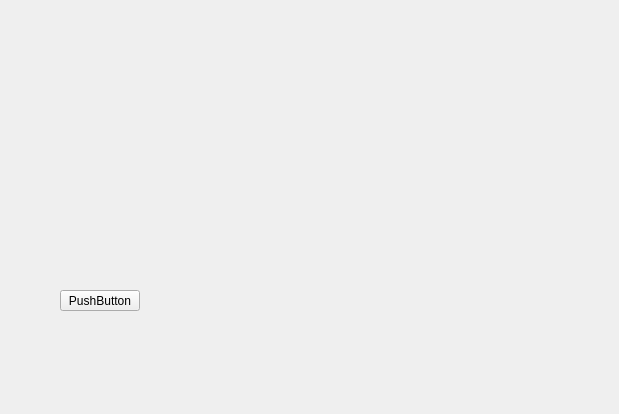
The window that src/libDownload/include/downloadmessagewindow.ui (pinsoftstudio/SecondDownloader) describes before a commit, drawn with Qt 5.
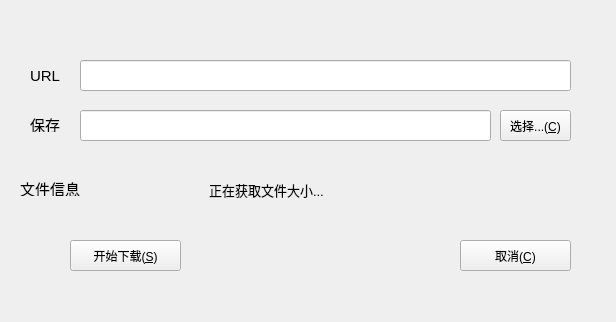
The same window after the commit.

Commit message:
添加了检测文件信息对话框
可以获取文件大小、图标，设置下载文件的保存位置。

```diff
--- a/src/libDownload/include/downloadmessagewindow.ui
+++ b/src/libDownload/include/downloadmessagewindow.ui
@@ -6,8 +6,8 @@
    <rect>
     <x>0</x>
     <y>0</y>
-    <width>619</width>
-    <height>414</height>
+    <width>616</width>
+    <height>322</height>
    </rect>
   </property>
   <property name="windowTitle">
@@ -16,14 +16,156 @@
   <widget class="QPushButton" name="btnStart">
    <property name="geometry">
     <rect>
-     <x>60</x>
-     <y>290</y>
-     <width>80</width>
-     <height>21</height>
+     <x>70</x>
+     <y>240</y>
+     <width>111</width>
+     <height>31</height>
     </rect>
    </property>
    <property name="text">
-    <string>PushButton</string>
+    <string>开始下载(&amp;S)</string>
+   </property>
+  </widget>
+  <widget class="QPushButton" name="btnCancel">
+   <property name="geometry">
+    <rect>
+     <x>460</x>
+     <y>240</y>
+     <width>111</width>
+     <height>31</height>
+    </rect>
+   </property>
+   <property name="text">
+    <string>取消(&amp;C)</string>
+   </property>
+  </widget>
+  <widget class="QLineEdit" name="lineurl">
+   <property name="geometry">
+    <rect>
+     <x>80</x>
+     <y>60</y>
+     <width>491</width>
+     <height>31</height>
+    </rect>
+   </property>
+   <property name="font">
+    <font>
+     <pointsize>11</pointsize>
+    </font>
+   </property>
+   <property name="text">
+    <string/>
+   </property>
+  </widget>
+  <widget class="QLineEdit" name="linelocation">
+   <property name="geometry">
+    <rect>
+     <x>80</x>
+     <y>110</y>
+     <width>411</width>
+     <height>31</height>
+    </rect>
+   </property>
+  </widget>
+  <widget class="QPushButton" name="btnChoose">
+   <property name="geometry">
+    <rect>
+     <x>500</x>
+     <y>110</y>
+     <width>71</width>
+     <height>31</height>
+    </rect>
+   </property>
+   <property name="text">
+    <string>选择...(&amp;C)</string>
+   </property>
+  </widget>
+  <widget class="QLabel" name="label">
+   <property name="geometry">
+    <rect>
+     <x>30</x>
+     <y>68</y>
+     <width>31</width>
+     <height>16</height>
+    </rect>
+   </property>
+   <property name="font">
+    <font>
+     <pointsize>11</pointsize>
+    </font>
+   </property>
+   <property name="text">
+    <string>URL</string>
+   </property>
+  </widget>
+  <widget class="QLabel" name="label_2">
+   <property name="geometry">
+    <rect>
+     <x>30</x>
+     <y>116</y>
+     <width>31</width>
+     <height>16</height>
+    </rect>
+   </property>
+   <property name="font">
+    <font>
+     <pointsize>11</pointsize>
+    </font>
+   </property>
+   <property name="text">
+    <string>保存</string>
+   </property>
+  </widget>
+  <widget class="QLabel" name="label_3">
+   <property name="geometry">
+    <rect>
+     <x>20</x>
+     <y>180</y>
+     <width>61</width>
+     <height>16</height>
+    </rect>
+   </property>
+   <property name="font">
+    <font>
+     <pointsize>11</pointsize>
+    </font>
+   </property>
+   <property name="text">
+    <string>文件信息</string>
+   </property>
+  </widget>
+  <widget class="QLabel" name="labIcon">
+   <property name="geometry">
+    <rect>
+     <x>100</x>
+     <y>160</y>
+     <width>61</width>
+     <height>61</height>
+    </rect>
+   </property>
+   <property name="text">
+    <string/>
+   </property>
+   <property name="scaledContents">
+    <bool>true</bool>
+   </property>
+  </widget>
+  <widget class="QLabel" name="labfilesize">
+   <property name="geometry">
+    <rect>
+     <x>209</x>
+     <y>173</y>
+     <width>351</width>
+     <height>33</height>
+    </rect>
+   </property>
+   <property name="font">
+    <font>
+     <pointsize>10</pointsize>
+    </font>
+   </property>
+   <property name="text">
+    <string>正在获取文件大小...</string>
    </property>
   </widget>
  </widget>
```
Left out of the diff: 21 changed lines with no effect on the pictures. The commit also changes 15 other files.
